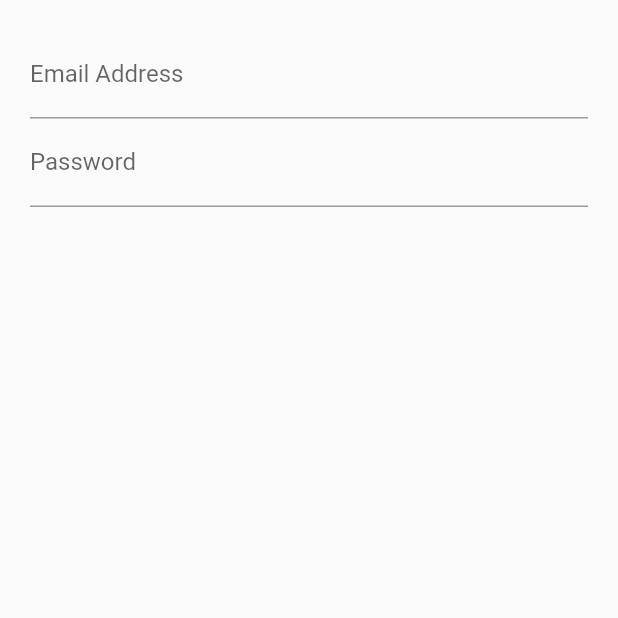
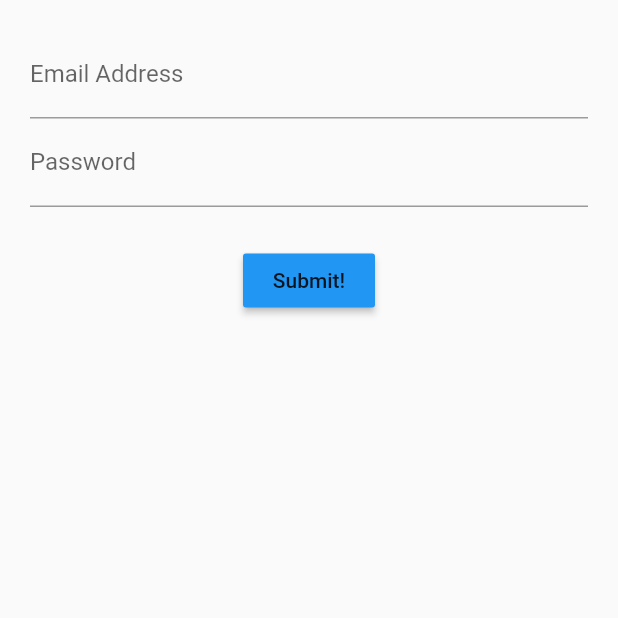
Before and after one commit to MrJasonJapan/login-stateful, a Flutter app: the screen it shows after launch, on a phone screen of 412 x 824 dp, the top half of it. Run offline on Flutter 3.47's test engine with Material 2 defaults, Android fonts, the phone set to English and light mode, and no system bars.

Commit message:
Add in our Submit RaisedButton, with some padding above it.

```diff
--- a/lib/src/screens/login_screen.dart
+++ b/lib/src/screens/login_screen.dart
@@ -15,7 +15,8 @@ class LoginScreenState extends State<LoginScreen> {
           children: [
             emailField(),
             passwordField(),
-            // submitButton(),
+            Container(margin: EdgeInsets.only(top: 25.0)),
+            submitButton(),
           ],
         ),
       ),
@@ -42,5 +43,11 @@ class LoginScreenState extends State<LoginScreen> {
     );
   }
 
-  Widget submitButton() {}
+  Widget submitButton() {
+    return RaisedButton(
+      onPressed: () {},
+      child: Text('Submit!'),
+      color: Colors.blue,
+    );
+  }
 }
```
